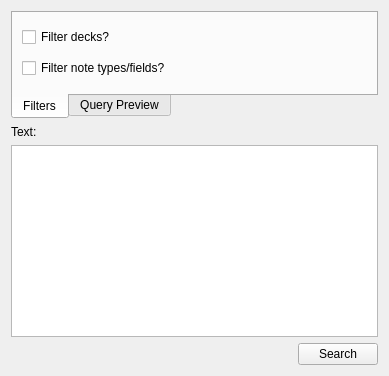
Old version of the form designer/search.ui in the repository ll-in-anki/find-missing-words.
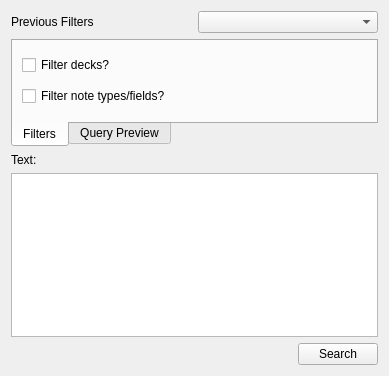
New version of the form.

Patch:
```diff
--- a/designer/search.ui
+++ b/designer/search.ui
@@ -14,6 +14,20 @@
    <string>Find Missing Words</string>
   </property>
   <layout class="QVBoxLayout" name="verticalLayout">
+   <item>
+    <layout class="QHBoxLayout" name="horizontalLayout">
+     <item>
+      <widget class="QLabel" name="label_2">
+       <property name="text">
+        <string>Previous Filters</string>
+       </property>
+      </widget>
+     </item>
+     <item>
+      <widget class="QComboBox" name="previous_filters_combo_box"/>
+     </item>
+    </layout>
+   </item>
    <item>
     <widget class="QTabWidget" name="tabWidget">
      <property name="sizePolicy">
```
